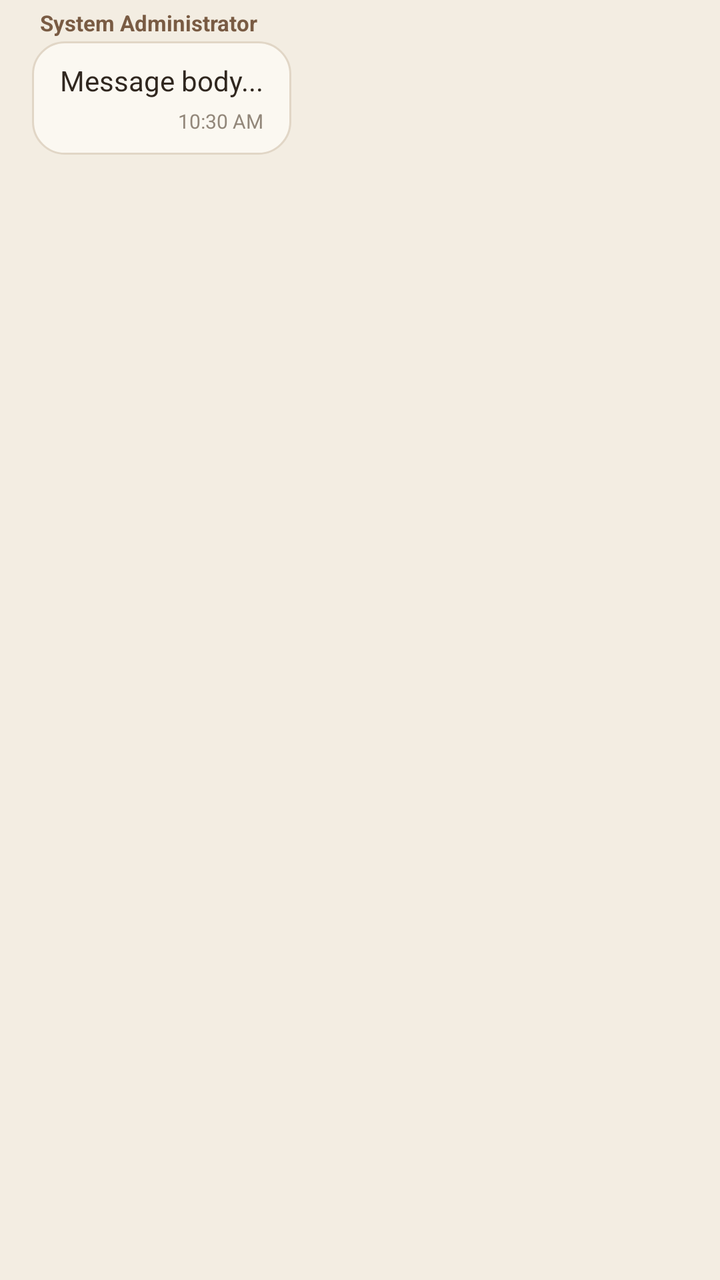
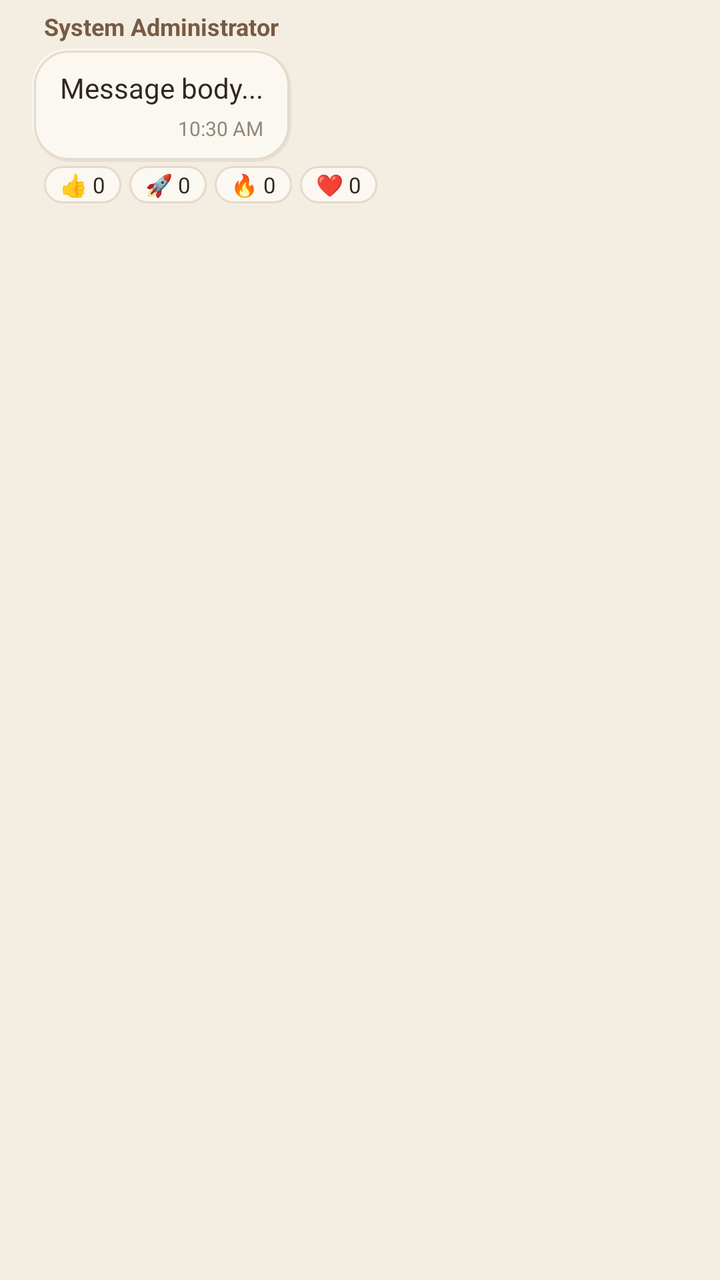

Screens rendered from an Android XML layout before and after an edit, with the pre-edit source and the edit as a unified diff.
<!-- AndroidManifest.xml: application theme Theme.ProjectFlow -->
<!-- res/layout/item_chat_incoming.xml -->
<?xml version="1.0" encoding="utf-8"?>
<LinearLayout xmlns:android="http://schemas.android.com/apk/res/android"
    android:layout_width="match_parent"
    android:layout_height="wrap_content"
    android:orientation="vertical"
    android:paddingHorizontal="16dp"
    android:paddingVertical="4dp">

    <TextView
        android:id="@+id/tvSenderName"
        android:layout_width="wrap_content"
        android:layout_height="wrap_content"
        android:layout_marginStart="4dp"
        android:layout_marginBottom="2dp"
        android:text="System Administrator"
        android:textColor="@color/primary_earth"
        android:textSize="11sp"
        android:textStyle="bold" />

    <LinearLayout
        android:layout_width="wrap_content"
        android:layout_height="wrap_content"
        android:layout_marginEnd="64dp"
        android:background="@drawable/bg_card_earth"
        android:orientation="vertical"
        android:paddingHorizontal="14dp"
        android:paddingVertical="10dp">

        <TextView
            android:id="@+id/tvMessageContent"
            android:layout_width="wrap_content"
            android:layout_height="wrap_content"
            android:text="Message body..."
            android:textColor="@color/text_main"
            android:textSize="14sp" />

        <TextView
            android:id="@+id/tvTimestamp"
            android:layout_width="wrap_content"
            android:layout_height="wrap_content"
            android:layout_gravity="end"
            android:layout_marginTop="4dp"
            android:text="10:30 AM"
            android:textColor="@color/text_muted"
            android:textSize="10sp" />
    </LinearLayout>
</LinearLayout>
<!-- resources referenced by this layout -->
<resources>
  <color name="primary_earth">#795B43</color>
  <color name="text_main">#30271F</color>
  <color name="text_muted">#92877A</color>
  <!-- drawable bg_card_earth (drawable) -->
  <?xml version="1.0" encoding="utf-8"?>
  <shape xmlns:android="http://schemas.android.com/apk/res/android"
      android:shape="rectangle">
      <corners android:radius="16dp" />
      <solid android:color="@color/earth_surface" />
      <stroke
          android:width="1dp"
          android:color="@color/earth_border" />
  </shape>
  <style name="Theme.ProjectFlow" parent="Theme.MaterialComponents.DayNight.NoActionBar">
          
          <item name="colorPrimary">@color/primary_earth</item>
          <item name="colorPrimaryVariant">@color/deep_earth</item>
          <item name="colorOnPrimary">@color/earth_raised</item>
  
          
          <item name="colorSecondary">@color/muted_clay</item>
          <item name="colorSecondaryVariant">@color/secondary_sand</item>
          <item name="colorOnSecondary">@color/text_main</item>
  
          
          <item name="android:statusBarColor">@color/earth_surface</item>
          <item name="android:windowLightStatusBar">true</item>
  
          
          <item name="android:windowBackground">@color/earth_bg</item>
          <item name="colorSurface">@color/earth_surface</item>
          <item name="colorOnSurface">@color/text_main</item>
      </style>
  <color name="earth_surface">#FBF8F1</color>
  <color name="earth_border">#E1D6C6</color>
  <color name="deep_earth">#493628</color>
  <color name="earth_raised">#FFFDF8</color>
  <color name="muted_clay">#B69A78</color>
  <color name="secondary_sand">#D9C9B2</color>
  <color name="earth_bg">#F3EDE2</color>
</resources>

<!-- the commit's change to res/layout/item_chat_incoming.xml (unified diff, before → after) -->
@@ -4,24 +4,25 @@
     android:layout_height="wrap_content"
     android:orientation="vertical"
     android:paddingHorizontal="16dp"
-    android:paddingVertical="4dp">
+    android:paddingVertical="5dp">
 
     <TextView
         android:id="@+id/tvSenderName"
         android:layout_width="wrap_content"
         android:layout_height="wrap_content"
-        android:layout_marginStart="4dp"
-        android:layout_marginBottom="2dp"
+        android:layout_marginStart="6dp"
+        android:layout_marginBottom="3dp"
         android:text="System Administrator"
         android:textColor="@color/primary_earth"
-        android:textSize="11sp"
+        android:textSize="12sp"
         android:textStyle="bold" />
 
+    
     <LinearLayout
         android:layout_width="wrap_content"
         android:layout_height="wrap_content"
-        android:layout_marginEnd="64dp"
-        android:background="@drawable/bg_card_earth"
+        android:layout_marginEnd="56dp"
+        android:background="@drawable/bg_neu_card"
         android:orientation="vertical"
         android:paddingHorizontal="14dp"
         android:paddingVertical="10dp">
@@ -30,6 +31,7 @@
             android:id="@+id/tvMessageContent"
             android:layout_width="wrap_content"
             android:layout_height="wrap_content"
+            android:lineSpacingExtra="2dp"
             android:text="Message body..."
             android:textColor="@color/text_main"
             android:textSize="14sp" />
@@ -44,4 +46,62 @@
             android:textColor="@color/text_muted"
             android:textSize="10sp" />
     </LinearLayout>
+
+    
+    <LinearLayout
+        android:id="@+id/llReactions"
+        android:layout_width="wrap_content"
+        android:layout_height="wrap_content"
+        android:layout_marginStart="6dp"
+        android:layout_marginTop="2dp"
+        android:gravity="center_vertical"
+        android:orientation="horizontal">
+
+        <TextView
+            android:id="@+id/btnReactLike"
+            android:layout_width="wrap_content"
+            android:layout_height="wrap_content"
+            android:background="@drawable/bg_neu_pill"
+            android:paddingHorizontal="8dp"
+            android:paddingVertical="2dp"
+            android:text="👍 0"
+            android:textColor="@color/text_main"
+            android:textSize="11sp" />
+
+        <TextView
+            android:id="@+id/btnReactRocket"
+            android:layout_width="wrap_content"
+            android:layout_height="wrap_content"
+            android:layout_marginStart="4dp"
+            android:background="@drawable/bg_neu_pill"
+            android:paddingHorizontal="8dp"
+            android:paddingVertical="2dp"
+            android:text="🚀 0"
+            android:textColor="@color/text_main"
+            android:textSize="11sp" />
+
+        <TextView
+            android:id="@+id/btnReactFire"
+            android:layout_width="wrap_content"
+            android:layout_height="wrap_content"
+            android:layout_marginStart="4dp"
+            android:background="@drawable/bg_neu_pill"
+            android:paddingHorizontal="8dp"
+            android:paddingVertical="2dp"
+            android:text="🔥 0"
+            android:textColor="@color/text_main"
+            android:textSize="11sp" />
+
+        <TextView
+            android:id="@+id/btnReactLove"
+            android:layout_width="wrap_content"
+            android:layout_height="wrap_content"
+            android:layout_marginStart="4dp"
+            android:background="@drawable/bg_neu_pill"
+            android:paddingHorizontal="8dp"
+            android:paddingVertical="2dp"
+            android:text="❤️ 0"
+            android:textColor="@color/text_main"
+            android:textSize="11sp" />
+    </LinearLayout>
 </LinearLayout>
<!-- resource entries referenced after the edit -->
@@ -3,16 +3,93 @@
   <color name="primary_earth">#795B43</color>
   <color name="text_main">#30271F</color>
   <color name="text_muted">#92877A</color>
-  <!-- drawable bg_card_earth (drawable) -->
+  <!-- drawable bg_neu_card (drawable) -->
   <?xml version="1.0" encoding="utf-8"?>
-  <shape xmlns:android="http://schemas.android.com/apk/res/android"
-      android:shape="rectangle">
-      <corners android:radius="16dp" />
-      <solid android:color="@color/earth_surface" />
-      <stroke
-          android:width="1dp"
-          android:color="@color/earth_border" />
-  </shape>
+  <layer-list xmlns:android="http://schemas.android.com/apk/res/android">
+      
+      <item
+          android:left="2dp"
+          android:top="2dp"
+          android:right="0dp"
+          android:bottom="0dp">
+          <shape android:shape="rectangle">
+              <corners android:radius="18dp" />
+              <solid android:color="#24BFAFA0" />
+          </shape>
+      </item>
+  
+      
+      <item
+          android:left="1dp"
+          android:top="1dp"
+          android:right="0dp"
+          android:bottom="0dp">
+          <shape android:shape="rectangle">
+              <corners android:radius="18dp" />
+              <solid android:color="#36D5C9B8" />
+          </shape>
+      </item>
+  
+      
+      <item
+          android:left="0dp"
+          android:top="0dp"
+          android:right="2dp"
+          android:bottom="2dp">
+          <shape android:shape="rectangle">
+              <corners android:radius="18dp" />
+              <solid android:color="#80FFFFFF" />
+          </shape>
+      </item>
+  
+      
+      <item
+          android:left="1dp"
+          android:top="1dp"
+          android:right="1dp"
+          android:bottom="1dp">
+          <shape android:shape="rectangle">
+              <corners android:radius="17dp" />
+              <solid android:color="@color/neu_surface" />
+              <stroke
+                  android:width="1dp"
+                  android:color="@color/neu_border" />
+          </shape>
+      </item>
+  </layer-list>
+  <!-- drawable bg_neu_pill (drawable) -->
+  <?xml version="1.0" encoding="utf-8"?>
+  <layer-list xmlns:android="http://schemas.android.com/apk/res/android">
+      <item
+          android:left="1dp"
+          android:top="1dp"
+          android:right="0dp"
+          android:bottom="0dp">
+          <shape android:shape="rectangle">
+              <corners android:radius="999dp" />
+              <solid android:color="#26BFAFA0" />
+          </shape>
+      </item>
+      <item
+          android:left="0dp"
+          android:top="0dp"
+          android:right="1dp"
+          android:bottom="1dp">
+          <shape android:shape="rectangle">
+              <corners android:radius="999dp" />
+              <solid android:color="#70FFFFFF" />
+          </shape>
+      </item>
+      <item>
+          <shape android:shape="rectangle">
+              <corners android:radius="999dp" />
+              <solid android:color="@color/neu_surface" />
+              <stroke
+                  android:width="1dp"
+                  android:color="@color/neu_border" />
+          </shape>
+      </item>
+  </layer-list>
   <style name="Theme.ProjectFlow" parent="Theme.MaterialComponents.DayNight.NoActionBar">
           
           <item name="colorPrimary">@color/primary_earth</item>
@@ -33,8 +110,9 @@
           <item name="colorSurface">@color/earth_surface</item>
           <item name="colorOnSurface">@color/text_main</item>
       </style>
+  <color name="neu_surface">#FBF8F1</color>
+  <color name="neu_border">#E4DACB</color>
   <color name="earth_surface">#FBF8F1</color>
-  <color name="earth_border">#E1D6C6</color>
   <color name="deep_earth">#493628</color>
   <color name="earth_raised">#FFFDF8</color>
   <color name="muted_clay">#B69A78</color>
